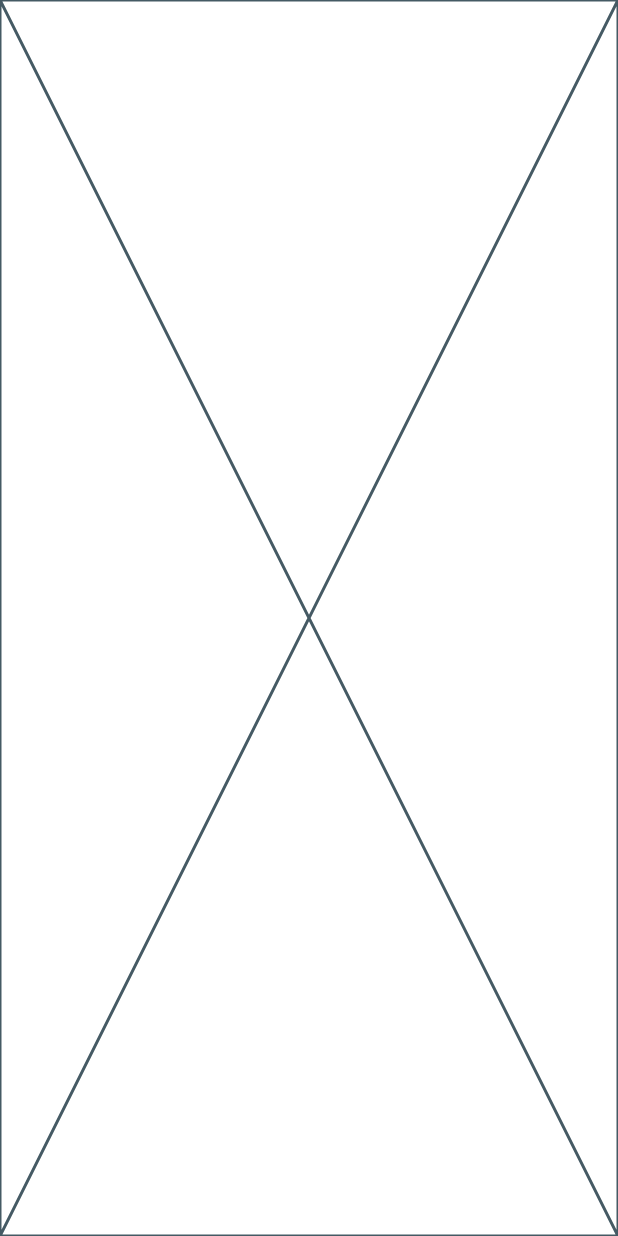
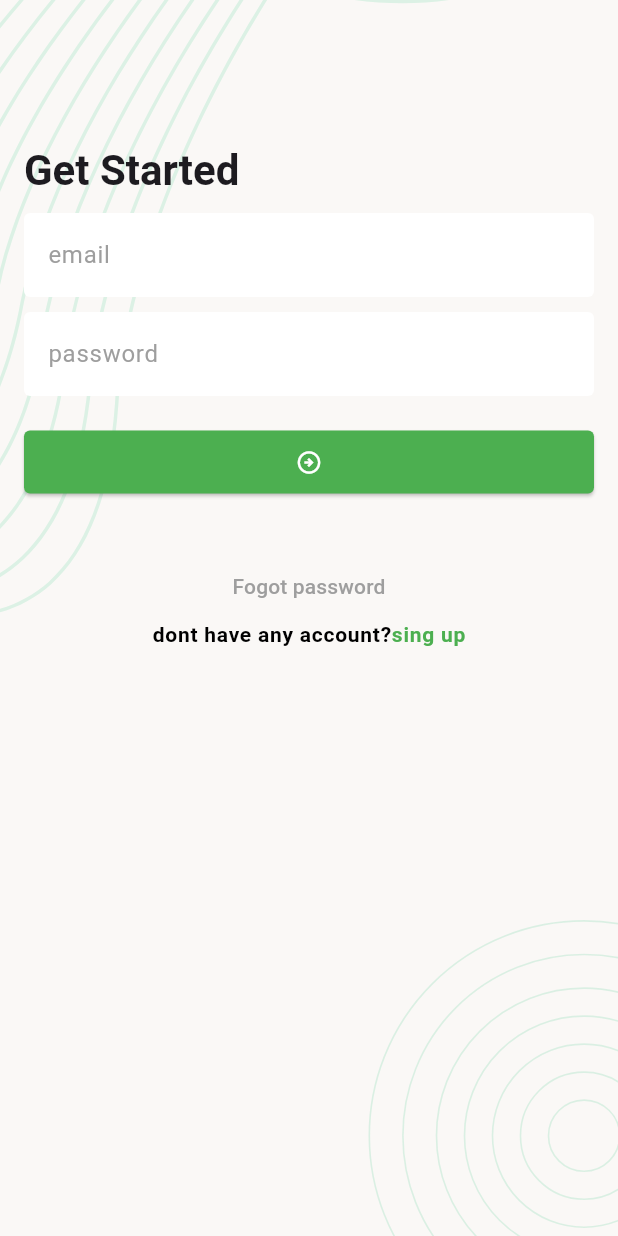
Before and after one commit to FerdusAhmed/Task_manager, a Flutter app: the screen it shows after launch, on a phone screen of 412 x 824 dp. Run offline on Flutter 3.47's test engine with Material 3 defaults, Android fonts, the phone set to English and light mode, and no system bars; our stand-ins replace email_validator, flutter_svg.

Commit message:
sign in added

```diff
--- a/lib/app.dart
+++ b/lib/app.dart
@@ -6,7 +6,30 @@ class taskmanagerapp extends StatelessWidget {
 
   @override
   Widget build(BuildContext context) {
-    return const MaterialApp(
+    return MaterialApp(
+   theme: ThemeData(
+     primarySwatch: Colors.green,
+
+     textTheme: TextTheme(
+       titleLarge: TextStyle(
+         fontWeight: FontWeight.w700,
+         fontSize: 28,
+       )
+     ),
+    elevatedButtonTheme: ElevatedButtonThemeData(
+      style: ElevatedButton.styleFrom(
+        fixedSize: Size.fromWidth(double.maxFinite),
+        shape: RoundedRectangleBorder(
+            borderRadius: BorderRadius.circular(4)
+        ),
+        backgroundColor: Colors.green,
+        foregroundColor: Colors.white,
+        padding: EdgeInsets.symmetric(vertical: 12),
+
+      ),
+    ),
+   ),
+
       home: SplashScreen(),
     );
   }
--- a/lib/ui/screen/sign_in_screen.dart
+++ b/lib/ui/screen/sign_in_screen.dart
@@ -1,4 +1,7 @@
+import 'package:email_validator/email_validator.dart';
+import 'package:flutter/gestures.dart';
 import 'package:flutter/material.dart';
+import 'package:task_manager/ui/wigets/screen_brackground.dart';
 
 class SignInScreen extends StatefulWidget {
   const SignInScreen({super.key});
@@ -8,8 +11,155 @@ class SignInScreen extends StatefulWidget {
 }
 
 class _SignInScreenState extends State<SignInScreen> {
+
+  final TextEditingController _email = TextEditingController();
+  final TextEditingController _password = TextEditingController();
+  final GlobalKey <FormState> _formkey = GlobalKey<FormState>();
   @override
   Widget build(BuildContext context) {
-    return const Placeholder();
+    return Scaffold(
+        body: ScreenBrackground(child: SingleChildScrollView(
+          child: Padding(
+            padding: const EdgeInsets.all(16),
+            child: Form(
+              key: _formkey,
+              autovalidateMode: AutovalidateMode.onUserInteraction,
+              child: Column(
+                crossAxisAlignment: CrossAxisAlignment.start,
+                children: [
+
+                  const SizedBox(height: 80,),
+
+                  Text('Get Started',
+                      style: Theme.of(context).textTheme.titleLarge,
+                  ),
+                  SizedBox(
+                    height: 10,
+                  ),
+                  TextFormField(
+                    controller: _email,
+                    decoration: InputDecoration(
+                      fillColor: Colors.white,
+                      filled: true,
+                      hintText: 'email',
+                      hintStyle: TextStyle(
+                         color:  Colors.grey,),
+                      border: OutlineInputBorder(
+                        borderSide: BorderSide.none,
+
+                      ),
+
+
+
+                    ),
+                    textInputAction: TextInputAction.next,
+                  validator: (String? value){
+                      String email = value ?? '';
+                      if(EmailValidator.validate(email) == false)
+                        {
+                          return 'Enter a valid email';
+                        }
+                      return null;
+                  },
+                  ),
+                  SizedBox(
+                    height: 10,
+                  ),
+                  TextFormField(
+                    controller: _password,
+                    obscureText: true,
+                    decoration: InputDecoration(
+                      fillColor: Colors.white,
+                      filled: true,
+
+                      hintText: 'password',
+                      hintStyle: TextStyle(
+                        color:  Colors.grey,),
+                      border: OutlineInputBorder(
+                        borderSide: BorderSide.none,
+
+                      ),
+
+
+                    ),
+                    validator: (String? value){
+                      if((value?.length ?? 0) <= 6)
+                      {
+                        return 'Enter a valid Password';
+                      }
+                      return null;
+                    },
+                  ),
+                  SizedBox(
+                    height: 20,
+                  ),
+                  ElevatedButton(
+
+                      onPressed: _ontaplogin, child: Icon(Icons.arrow_circle_right_outlined)),
+                  SizedBox(height: 35,),
+
+                 Center(
+                   child: Column(
+                     children: [
+                       TextButton(onPressed: _ontapforgot, child: Text(
+                         "Fogot password",style: TextStyle(
+                         color: Colors.grey,
+                       ),
+                       )),
+                        RichText(text: TextSpan(
+                          text: 'dont have any account?',style: TextStyle(
+                          color: Colors.black,
+                          fontWeight: FontWeight.w600,
+                          letterSpacing: 0.5,
+
+                        ),
+                          children: [
+                            TextSpan(
+                              text: 'sing up',style:
+                                TextStyle(
+                                  color: Colors.green,
+                                ),
+                              recognizer: TapGestureRecognizer()..onTap = _ontapsignup,
+                            ),
+
+                          ]
+                        )),
+                     ],
+                   ),
+                 ),
+                ],
+              ),
+            ),
+          ),
+        ),
+
+
+      ),
+    );
+  }
+  void _ontaplogin()
+  {
+    if(_formkey.currentState!.validate())
+    {
+      //TODO : SignIn;
+    }
+
+  }
+  void _ontapforgot()
+  {
+
+  }
+  void _ontapsignup()
+  {
+
+
+  }
+  @override
+  void dispose() {
+    // TODO: implement dispose
+    _email.dispose();
+    _password.dispose();
+
+    super.dispose();
   }
 }
--- a/lib/ui/screen/splash_screen.dart
+++ b/lib/ui/screen/splash_screen.dart
@@ -2,6 +2,7 @@ import 'package:flutter/material.dart';
 import 'package:flutter_svg/svg.dart';
 import 'package:task_manager/ui/screen/sign_in_screen.dart';
 import 'package:task_manager/ui/utils/asset_path.dart';
+import 'package:task_manager/ui/wigets/screen_brackground.dart';
 
 class SplashScreen extends StatefulWidget {
   const SplashScreen({super.key});
@@ -28,21 +29,11 @@ class _SplashScreenState extends State<SplashScreen> {
   @override
   Widget build(BuildContext context) {
     return Scaffold(
-      body: Stack(
-        children: [
+        body: ScreenBrackground(child: Center(child: SvgPicture.asset(asset_path.logo)),
 
-          SvgPicture.asset(asset_path.background,
-          fit: BoxFit.cover,
-            height: double.maxFinite,
-            width: double.maxFinite,
-          ),
 
-          Align(
-              alignment: Alignment.center,
-              child: SvgPicture.asset(asset_path.logo)),
+        ),
 
-        ],
-      ),
     );
   }
 }
--- /dev/null
+++ b/lib/ui/wigets/screen_brackground.dart
@@ -0,0 +1,25 @@
+import 'package:flutter/material.dart';
+import 'package:flutter_svg/svg.dart';
+
+import '../utils/asset_path.dart';
+
+class ScreenBrackground extends StatelessWidget {
+  const ScreenBrackground({super.key, required this.child});
+final Widget child;
+  @override
+  Widget build(BuildContext context) {
+    return  Stack(
+      children: [
+
+        SvgPicture.asset(asset_path.background,
+          fit: BoxFit.cover,
+          height: double.maxFinite,
+          width: double.maxFinite,
+        ),
+        SafeArea(child: child,),
+
+
+      ],
+    );
+  }
+}
--- a/pubspec.yaml
+++ b/pubspec.yaml
@@ -10,9 +10,11 @@ dependencies:
 
 
   flutter_svg: ^2.2.0
+  email_validator: ^3.0.0
 dev_dependencies:
   flutter_test:
     sdk: flutter
+
 
   flutter_lints: ^5.0.0
 
```
Also changed, not shown: pubspec.lock, 1 other file.
